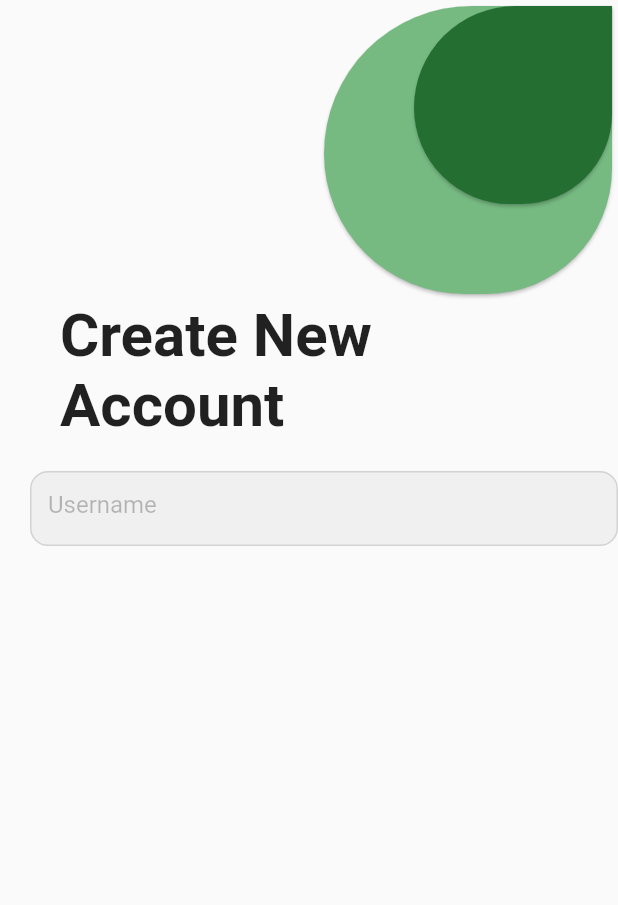
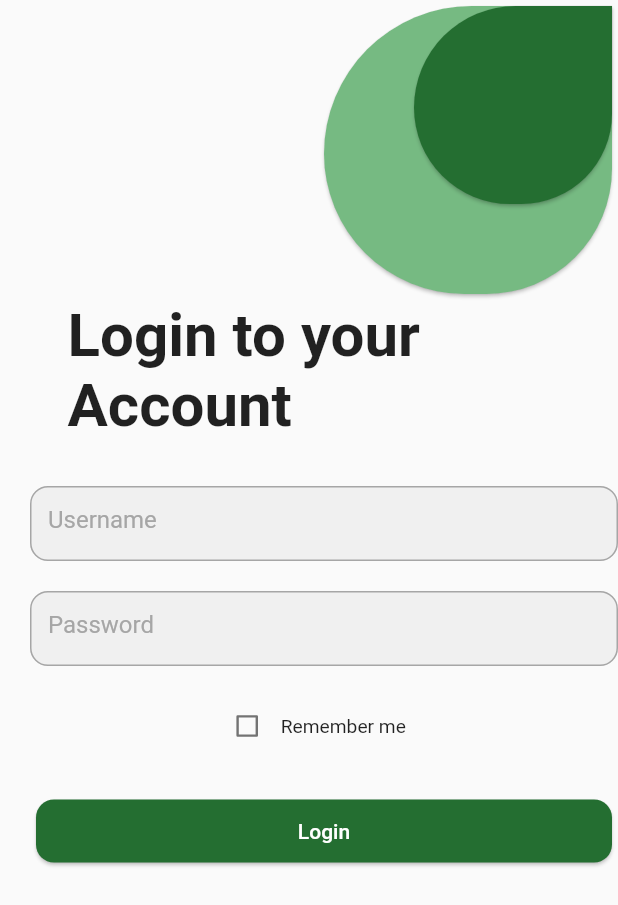
Before and after one commit to RezaArfianta/TernakKu, a Flutter app: the LoginPage screen opened directly, on a phone screen of 412 x 824 dp. Shown: the top 905 px of the screen. Run offline on Flutter 3.47's test engine with Material 2 defaults, Android fonts, the phone set to English and light mode, and no system bars; missing offline and left inert: supercharged_dart.

Commit message:
login registre

```diff
--- a/lib/auth/login/login_page.dart
+++ b/lib/auth/login/login_page.dart
@@ -3,8 +3,22 @@ import 'package:flutter/src/widgets/container.dart';
 import 'package:flutter/src/widgets/framework.dart';
 import 'package:ternakku/global/colors.dart';
 
-class LoginPage extends StatelessWidget {
+class LoginPage extends StatefulWidget {
   const LoginPage({super.key});
+
+  @override
+  State<LoginPage> createState() => _LoginPageState();
+}
+
+class _LoginPageState extends State<LoginPage> {
+  bool _obscureText = true;
+  bool _checked = false;
+
+  void _toggle() {
+    setState(() {
+      _obscureText = !_obscureText;
+    });
+  }
 
   @override
   Widget build(BuildContext context) {
@@ -47,13 +61,86 @@ class LoginPage extends StatelessWidget {
                 ),
               ]),
               Container(
-                padding: EdgeInsets.only(left: 20),
+                padding: EdgeInsets.only(left: 25),
                 child: Align(
                   alignment: Alignment.topLeft,
                   child: Text(
-                    'Create New \nAccount',
+                    'Login to your\nAccount',
                     textAlign: TextAlign.start,
                     style: TextStyle(fontSize: 40, fontWeight: FontWeight.bold),
+                  ),
+                ),
+              ),
+              SizedBox(
+                height: 30,
+              ),
+              Container(
+                  height: 50,
+                  width: 430,
+                  child: TextFormField(
+                    textAlign: TextAlign.left,
+                    textAlignVertical: TextAlignVertical.center,
+                    decoration: InputDecoration(
+                      hintStyle: TextStyle(color: Warna.fadeGrey),
+                      filled: true,
+                      hintText: 'Username',
+                      enabledBorder: OutlineInputBorder(
+                          borderSide:
+                              BorderSide(width: 1, color: Warna.fadeGrey),
+                          borderRadius: BorderRadius.circular(12)),
+                      focusedBorder: OutlineInputBorder(
+                          borderSide:
+                              BorderSide(width: 1, color: Warna.secondaryGreen),
+                          borderRadius: BorderRadius.circular(12)),
+                    ),
+                  )),
+              SizedBox(
+                height: 20,
+              ),
+              Container(
+                  height: 50,
+                  width: 430,
+                  child: TextFormField(
+                    textAlign: TextAlign.left,
+                    textAlignVertical: TextAlignVertical.center,
+                    decoration: InputDecoration(
+                      hintStyle: TextStyle(color: Warna.fadeGrey),
+                      filled: true,
+                      hintText: 'Password',
+                      enabledBorder: OutlineInputBorder(
+                          borderSide:
+                              BorderSide(width: 1, color: Warna.fadeGrey),
+                          borderRadius: BorderRadius.circular(12)),
+                      focusedBorder: OutlineInputBorder(
+                          borderSide:
+                              BorderSide(width: 1, color: Warna.secondaryGreen),
+                          borderRadius: BorderRadius.circular(12)),
+                    ),
+                  )),
+              SizedBox(
+                height: 15,
+              ),
+              Container(
+                height: 50,
+                width: 200,
+                alignment: Alignment.center,
+                child: Transform.scale(
+                  scale: 0.8,
+                  child: CheckboxListTile(
+                    activeColor: Warna.primaryGreen,
+                    value: _checked,
+                    onChanged: (value) {
+                      setState(() {
+                        _checked = value!;
+                      });
+                    },
+                    title: Text(
+                      'Remember me',
+                      // style: TextStyle(fontSize: 14),
+                    ),
+                    controlAffinity: ListTileControlAffinity.leading,
+                    visualDensity:
+                        const VisualDensity(horizontal: -4.0, vertical: -4.0),
                   ),
                 ),
               ),
@@ -61,27 +148,21 @@ class LoginPage extends StatelessWidget {
                 height: 20,
               ),
               Container(
-                  height: 50,
-                  width: 440,
-                  child: TextFormField(
-                    textAlign: TextAlign.left,
-                    textAlignVertical: TextAlignVertical.center,
-                    decoration: InputDecoration(
-                      hintStyle: TextStyle(color: Colors.black26),
-                      // iconColor: Colors.black12,
-                      filled: true,
-                      // prefixIcon: Icon(Icons.email),
-                      hintText: 'Username',
-                      enabledBorder: OutlineInputBorder(
-                          borderSide:
-                              BorderSide(width: 1, color: Colors.black12),
-                          borderRadius: BorderRadius.circular(12)),
-                      focusedBorder: OutlineInputBorder(
-                          borderSide:
-                              BorderSide(width: 1, color: Warna.secondaryGreen),
-                          borderRadius: BorderRadius.circular(12)),
+                height: 50,
+                width: 430,
+                child: Card(
+                  shape: RoundedRectangleBorder(
+                      borderRadius: BorderRadius.circular(12)),
+                  color: Warna.primaryGreen,
+                  child: TextButton(
+                    child: Text(
+                      "Login",
+                      style: TextStyle(color: Colors.white),
                     ),
-                  )),
+                    onPressed: () {},
+                  ),
+                ),
+              ),
             ],
           ),
         ),
--- a/lib/global/colors.dart
+++ b/lib/global/colors.dart
@@ -3,4 +3,5 @@ import 'package:flutter/material.dart';
 class Warna {
   static Color primaryGreen = Color.fromARGB(255, 36, 110, 49);
   static Color secondaryGreen = Color.fromARGB(255, 118, 186, 130);
+  static Color fadeGrey = Color.fromARGB(255, 166, 166, 166);
 }
```
Also changed, not shown: lib/auth/sign up/signup_page.dart (+191 -0 lines), lib/main.dart (+12 -1 lines).
